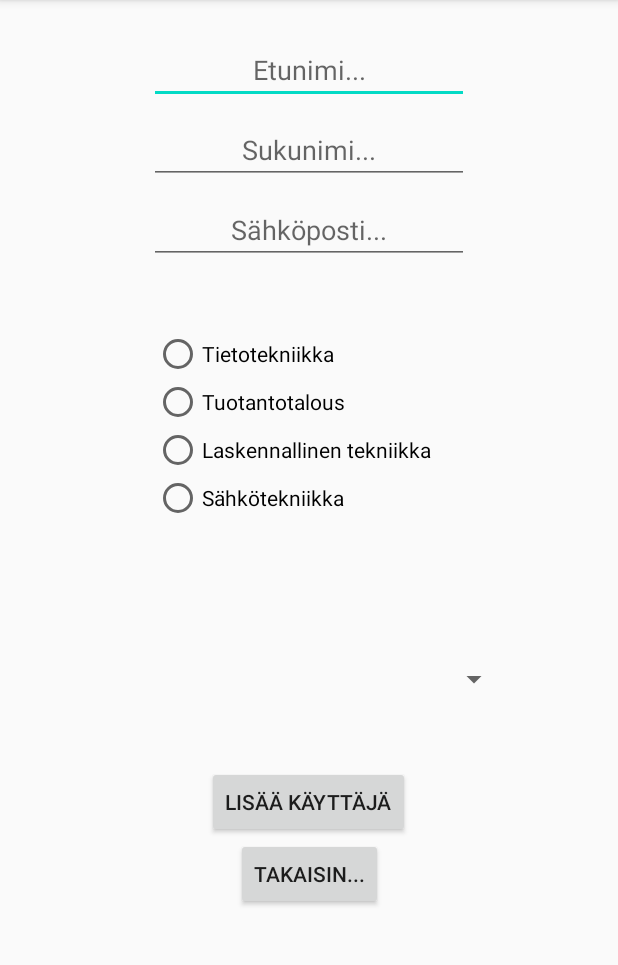
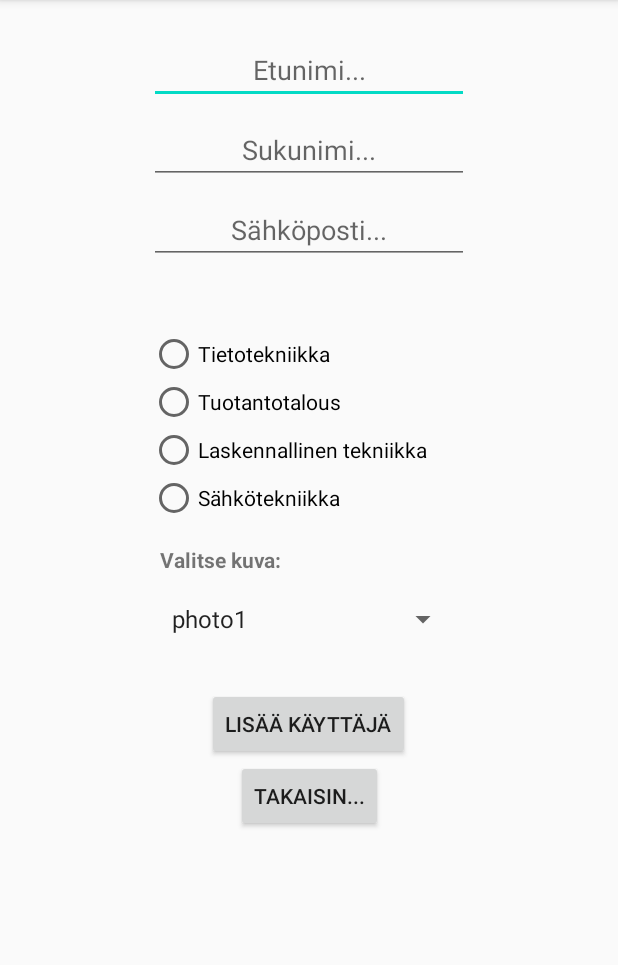
Before and after one commit to kijuku/AndroidDemo9, an Android app: the screen it shows after launch (MainActivity), on a phone screen of 412 x 824 dp, the part 84-1049 px from its top. Run offline under Robolectric (Android 15) with nearby library versions, the phone set to English and light mode, and no system bars.

Commit message:
version 0.6

```diff
--- a/app/src/main/AndroidManifest.xml
+++ b/app/src/main/AndroidManifest.xml
@@ -11,6 +11,9 @@
         android:supportsRtl="true"
         android:theme="@style/Theme.AndroidDemo9"
         tools:targetApi="31">
+        <activity
+            android:name=".MainActivity_spinner"
+            android:exported="false" />
         <activity
             android:name=".MainActivity0"
             android:exported="true">
--- a/app/src/main/java/com/main/androiddemo9/MainActivity.java
+++ b/app/src/main/java/com/main/androiddemo9/MainActivity.java
@@ -6,12 +6,14 @@ import android.content.Intent;
 import android.support.v7.app.AppCompatActivity;
 import android.os.Bundle;
 import android.view.View;
+import android.widget.AdapterView;
 import android.widget.ArrayAdapter;
 import android.widget.RadioGroup;
 import android.widget.Spinner;
 import android.widget.TextView;
 
-public class MainActivity extends AppCompatActivity {
+public class MainActivity extends AppCompatActivity implements
+        AdapterView.OnItemSelectedListener {
     private TextView tv_firstName;
     private TextView tv_lastName;
     private TextView tv_email;
@@ -20,6 +22,7 @@ public class MainActivity extends AppCompatActivity {
     private Spinner spinner;
 
     private UserStorage users;
+    private String[] photos = { "photo1", "photo2", "photo3", "photo4", "photo5"};
 
     @Override
     protected void onCreate(Bundle savedInstanceState) {
@@ -29,12 +32,14 @@ public class MainActivity extends AppCompatActivity {
 
         // Luodaan käyttäjäsäilö.
         users = UserStorage.getInstance();
+
         spinner = (Spinner) findViewById(R.id.imageSpinner);
-        // Create an ArrayAdapter using the string array and a default spinner layout
-        ArrayAdapter<CharSequence> adapter = ArrayAdapter.createFromResource(this,
-                R.array.photoValues, R.layout.activity_main);
-        // Specify the layout to use when the list of choices appears
-        adapter.setDropDownViewResource(R.layout.activity_main);
+        spinner.setOnItemSelectedListener(this);
+        ArrayAdapter aadapter = new ArrayAdapter(this,android.R.layout.simple_spinner_item,photos);
+
+        aadapter.setDropDownViewResource(android.R.layout.simple_spinner_dropdown_item);
+        spinner.setAdapter(aadapter);
+
         tv_firstName = findViewById(R.id.viewFirstName);
         tv_lastName = findViewById(R.id.viewLastName);
         tv_email = findViewById(R.id.viewEmail);
@@ -67,8 +72,10 @@ public class MainActivity extends AppCompatActivity {
                     break;
             }
             spinnerId = spinner.getId();
+            String spinnerText = spinner.getSelectedItem().toString();
+            System.out.println(spinnerText);
             User newUser = new User(fName, lName,email,lineOfStudy);
-            newUser.setImageId(spinnerId);
+            newUser.setImageId(selectImageId(spinnerText));
             users.addUser(newUser);
             System.out.println(newUser);
             for (User u : users.getUsers()){
@@ -78,8 +85,41 @@ public class MainActivity extends AppCompatActivity {
         }
 
     }
+    public int selectImageId(String spinnerText){
+        int ret = 0;
+        switch (spinnerText){
+            case "photo1":
+                ret = R.drawable.photo1;
+                break;
+            case "photo2":
+                ret = R.drawable.photo2;
+                break;
+            case "photo3":
+                ret = R.drawable.photo3;
+                break;
+            case "photo4":
+                ret = R.drawable.photo4;
+                break;
+            case "photo5":
+                ret = R.drawable.photo5;
+                break;
+            default:
+                break;
+        }
+        return ret;
+    }
     public void switchMainActivity(View view){
         Intent intent = new Intent(this, MainActivity0.class );
         startActivity(intent);
     }
+
+    @Override
+    public void onItemSelected(AdapterView<?> parent, View view, int position, long id) {
+
+    }
+
+    @Override
+    public void onNothingSelected(AdapterView<?> parent) {
+
+    }
 }
--- a/app/src/main/java/com/main/androiddemo9/MainActivity0.java
+++ b/app/src/main/java/com/main/androiddemo9/MainActivity0.java
@@ -38,12 +38,12 @@ public class MainActivity0 extends AppCompatActivity {
     }
 
     public void switchImageAddActivity(View view){
-        Intent intent = new Intent(this, MainActivityListUsers.class );
+        Intent intent = new Intent(this, MainActivity_spinner.class );
         startActivity(intent);
     }
 
     public void switchDeleteUserActivity(View view){
-        Intent intent = new Intent(this, MainActivityListUsers.class );
+        Intent intent = new Intent(this, MainActivity_spinner.class );
         startActivity(intent);
     }
 }
--- a/app/src/main/res/layout/activity_main.xml
+++ b/app/src/main/res/layout/activity_main.xml
@@ -59,8 +59,8 @@
 
     <RadioGroup
         android:id="@+id/radioGroup"
-        android:layout_width="207dp"
-        android:layout_height="179dp"
+        android:layout_width="212dp"
+        android:layout_height="135dp"
         android:layout_marginTop="44dp"
         app:layout_constraintEnd_toEndOf="parent"
         app:layout_constraintStart_toStartOf="parent"
@@ -95,7 +95,7 @@
         android:id="@+id/buttonAddUser"
         android:layout_width="wrap_content"
         android:layout_height="wrap_content"
-        android:layout_marginTop="40dp"
+        android:layout_marginTop="24dp"
         android:onClick="addNewUserToStorage"
         android:text="Lisää käyttäjä"
         app:layout_constraintEnd_toEndOf="parent"
@@ -117,11 +117,23 @@
 
     <Spinner
         android:id="@+id/imageSpinner"
-        android:layout_width="267dp"
-        android:layout_height="35dp"
-        android:layout_marginTop="36dp"
+        android:layout_width="199dp"
+        android:layout_height="44dp"
+        android:layout_marginTop="8dp"
         android:dropDownWidth="wrap_content"
         app:layout_constraintEnd_toEndOf="parent"
+        app:layout_constraintStart_toStartOf="parent"
+        app:layout_constraintTop_toBottomOf="@+id/textView2" />
+
+    <TextView
+        android:id="@+id/textView2"
+        android:layout_width="wrap_content"
+        android:layout_height="wrap_content"
+        android:layout_marginTop="8dp"
+        android:text="Valitse kuva:"
+        android:textStyle="bold"
+        app:layout_constraintEnd_toEndOf="parent"
+        app:layout_constraintHorizontal_bias="0.322"
         app:layout_constraintStart_toStartOf="parent"
         app:layout_constraintTop_toBottomOf="@+id/radioGroup" />
 
--- a/app/src/main/res/layout/activity_main0.xml
+++ b/app/src/main/res/layout/activity_main0.xml
@@ -56,6 +56,7 @@
         android:layout_width="200dp"
         android:layout_height="wrap_content"
         android:layout_marginTop="24dp"
+        android:onClick="switchImageAddActivity"
         android:text="Lisää kuvia"
         app:layout_constraintEnd_toEndOf="parent"
         app:layout_constraintStart_toStartOf="parent"
```
Also changed, not shown: app/src/main/java/com/main/androiddemo9/MainActivity_spinner.java (added, +45 -0 lines), app/src/main/res/layout/activity_main_spinner.xml (renamed from app/src/main/res/layout/activity_main_list_users.xml, +11 -12 lines).
